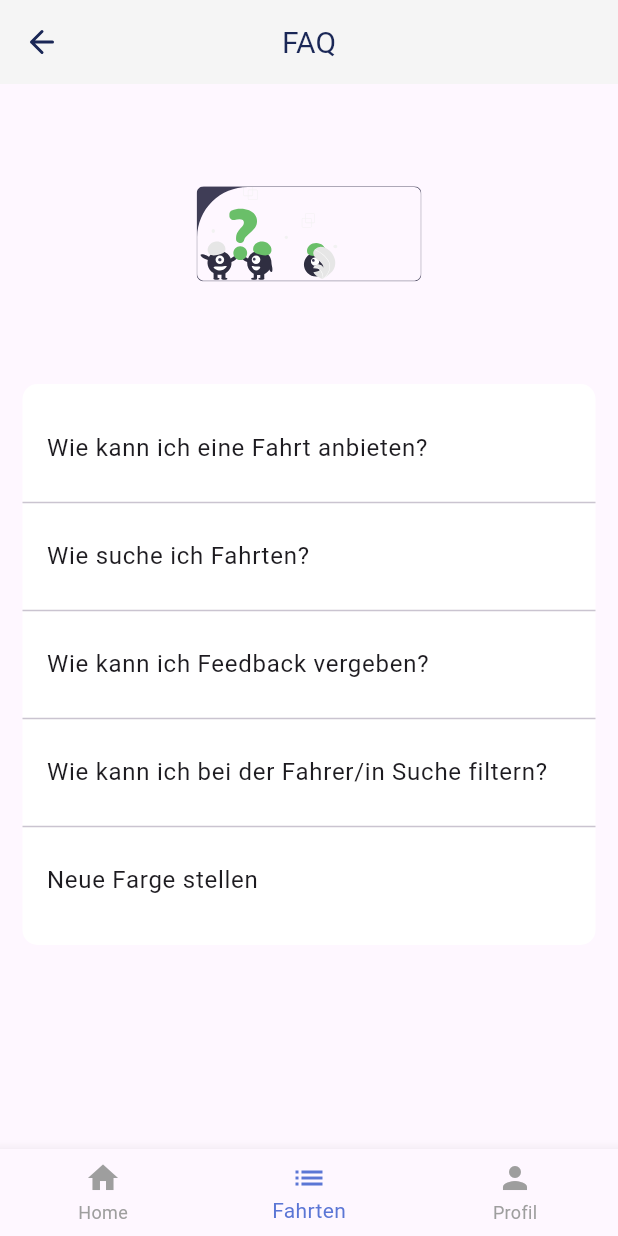
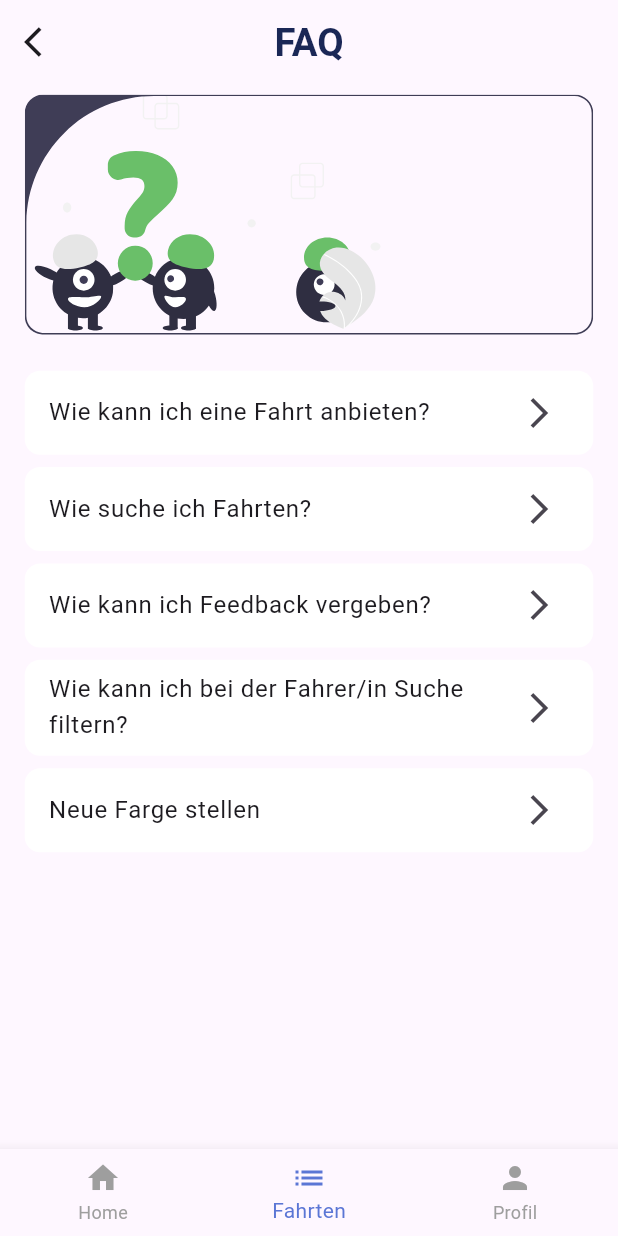
Before and after one commit to felix00112/carpooling_app, a Flutter app: the FaqsPage screen opened directly, on a phone screen of 412 x 824 dp. Run offline on Flutter 3.47's test engine with Material 3 defaults, Android fonts, the phone set to English and light mode, and no system bars; our stand-ins replace flutter_map, flutter_svg, font_awesome_flutter, latlong2, supabase_flutter; missing offline and left inert: geocoding_resolver; accounts and stored records are empty.

Commit message:
Fertig angepasst

```diff
--- a/lib/pages/faq.dart
+++ b/lib/pages/faq.dart
@@ -1,8 +1,9 @@
 import 'package:carpooling_app/constants/colors.dart';
-import 'package:carpooling_app/constants/constants.dart';
+//import 'package:carpooling_app/constants/constants.dart';
 import 'package:flutter/material.dart';
 import 'package:flutter_svg/flutter_svg.dart';
 import 'package:carpooling_app/constants/navigationBar.dart';
+import 'package:carpooling_app/constants/sizes.dart';
 
 import 'faq_detail.dart';
 
@@ -68,56 +69,81 @@ class _FaqsPageState extends State<FaqsPage> {
         currentIndex: _currentIndex,
         onTap: _onTabTapped,
       ),
+
+
       appBar: AppBar( //header
-        backgroundColor: background_grey,
-        elevation: 0,
         leading: IconButton(
-          icon: SvgPicture.asset(
-            'assets/icons/arrowLeft.svg',
-            height: 24,
-            colorFilter: ColorFilter.mode(dark_blue, BlendMode.srcIn),
-          ),
+          icon: Icon(Icons.arrow_back_ios),
           onPressed: () {
             Navigator.pop(context); // Zurück-Navigation
           },
         ),
         title: Text(
           'FAQ',
-          style: TextStyle(color: dark_blue, fontSize: Sizes.textSizeMedium),
+          style: TextStyle(color: dark_blue, fontSize: Sizes.textHeading, fontWeight: FontWeight.bold),
         ),
         centerTitle: true,
       ),
-      body: Column(
+
+
+      body: SingleChildScrollView(
+        padding: EdgeInsets.symmetric(horizontal: Sizes.paddingRegular),
+        child: Column(
           crossAxisAlignment: CrossAxisAlignment.stretch,
           children: [
-          // Header image and illustration
-          Container(
-            height: 200,
-            decoration: BoxDecoration( //box around picture
-              borderRadius: BorderRadius.circular(Sizes.borderRadius10),
-            ),
+            SizedBox(
               child: Center(
                 child: SvgPicture.asset(
                   'assets/images/undraw_faq.svg',
-                width: 150, // Passe Breite an
-                height: 150, // Passe Höhe an
+                  width: Sizes.deviceWidth,
                   fit: BoxFit.contain,
                 ),
               ),
             ),
 
-          // Faqs options
-          Expanded(
-            child: Padding(
-              padding: EdgeInsets.symmetric(horizontal: Sizes.paddingMediumLarge), //Seitenabstand
-              child: Align( // Damit der Block nicht die ganze Breite einnimmt
+            SizedBox(height: Sizes.paddingRegular),
+            ...faq_inhalt.map((entry) {
+              return Padding(
+                padding: EdgeInsets.only(bottom: Sizes.paddingSmall),
+                child: Container(
+                  decoration: BoxDecoration(
+                    color: background_box_white,
+                    borderRadius: BorderRadius.circular(Sizes.borderRadius),
+                  ),
+                  child: ListTile(
+                    title: Text(entry["question"]),
+                    trailing: Icon(Icons.arrow_forward_ios),
+                    onTap: () {
+                      Navigator.push(
+                        context,
+                        MaterialPageRoute(
+                          builder: (context) => FaqDetailPage(
+                            question: entry["question"],
+                            answer: entry["answer"],
+                          ),
+                        ),
+                      );
+                    },
+                  ),
+                ),
+              );
+            }),
+          ],
+        ),
+      ),
+
+    );
+  }
+}
+/*
+              child: Align(
                 alignment: Alignment.topCenter, // Oben bündig, horizontal zentriert
                 child: Container(
                   decoration: BoxDecoration(
                     color: background_box_white,
-                    borderRadius: BorderRadius.circular(Sizes.borderRadius10),
+                    borderRadius: BorderRadius.circular(Sizes.borderRadius),
                   ),
-                  padding: EdgeInsets.symmetric(vertical: Sizes.paddingMediumLarge), // Innenabstand für die Liste
+                  padding: EdgeInsets.symmetric(vertical: Sizes.paddingRegular), // Innenabstand für die Liste
                   child: ListView.separated(
                     shrinkWrap: true,
                     itemCount: faq_inhalt.length,
@@ -142,9 +168,9 @@ class _FaqsPageState extends State<FaqsPage> {
                 ),
                 ),
               ),
-            ),
 
           ],
+        ),
       ),
     );
   }
@@ -164,15 +190,15 @@ class FaqsTile extends StatelessWidget {
     return Column(
       children: [
         ListTile(
-          title: Text(title, style: TextStyle(fontSize: Sizes.textSizeRegular)),
-          trailing: Icon(Icons.arrow_forward_ios, size: Sizes.textSizeRegular,),
+          title: Text(title, style: TextStyle(fontSize: Sizes.textSubheading)),
+          trailing: Icon(Icons.arrow_forward_ios, size: Sizes.textSubheading,),
           onTap: onTap,
         ),
       ],
     );
   }
 }
-
+*/
 /*
 void main() => runApp(MaterialApp(
   debugShowCheckedModeBanner: false,
@@ -186,5 +212,4 @@ void main() => runApp(MaterialApp(
     '/account': (context) => AccountScreen(),
     '/search_faqs': (context) => SearchFaqsScreen(),
   },
-));
-*/
+)); */
```
Lines whose indentation alone changed are shown as unchanged.
